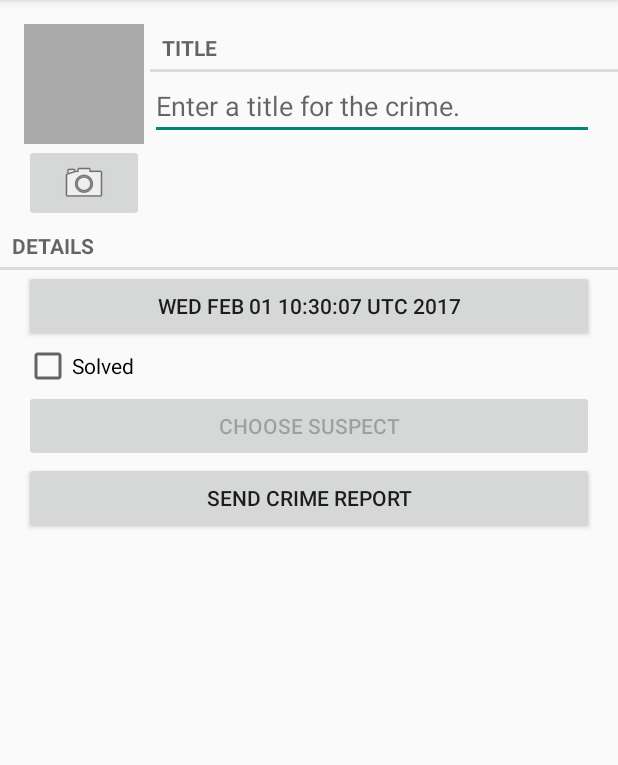
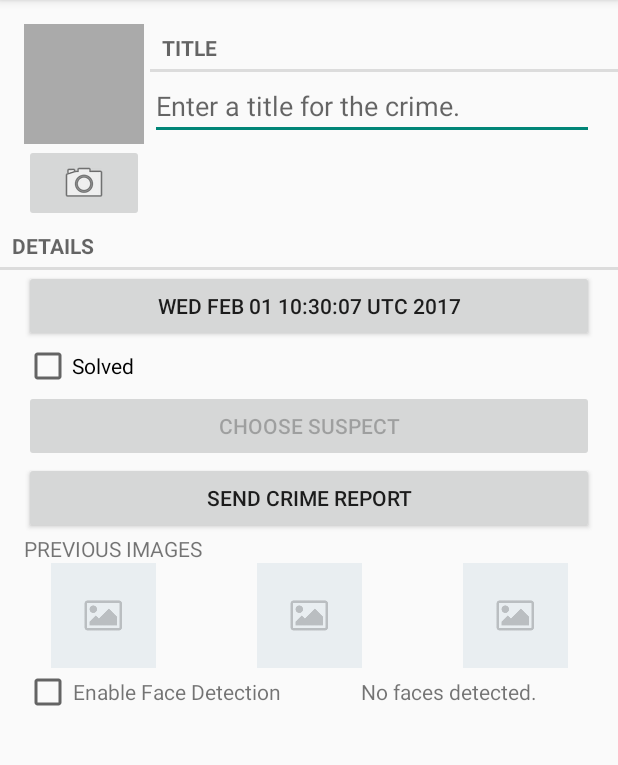
Before and after one commit to tillathahun/project2_CameraIntent, an Android app: the CrimeFragment screen opened directly, with no data from a screen before it, on a phone screen of 412 x 824 dp, the part 84-849 px from its top. Run offline under Robolectric (Android 15) with nearby library versions, the phone set to English and light mode, and no system bars.

Commit message:
added some strings and some fragment setup

```diff
--- a/CriminalIntent/app/src/main/res/layout/fragment_crime.xml
+++ b/CriminalIntent/app/src/main/res/layout/fragment_crime.xml
@@ -43,4 +43,78 @@
         android:text="@string/crime_report_text"
         />
 
+    <TextView
+        android:layout_width="wrap_content"
+        android:layout_height="wrap_content"
+        android:id="@+id/previous_images_textView"
+        android:text="@string/previous_images"
+        android:layout_marginLeft="@dimen/activity_vertical_margin"/>
+
+    <LinearLayout
+        android:layout_width="match_parent"
+        android:layout_height="wrap_content"
+        android:orientation="horizontal"
+        android:weightSum="3">
+
+        <ImageView
+            android:layout_width="0dp"
+            android:layout_height="70dp"
+            android:layout_weight="1"
+            android:id="@+id/crime_image2"
+            android:src="@drawable/placeholder"/>
+
+        <ImageView
+            android:layout_width="0dp"
+            android:layout_height="70dp"
+            android:layout_weight="1"
+            android:id="@+id/crime_image3"
+            android:src="@drawable/placeholder"/>
+
+        <ImageView
+            android:layout_width="0dp"
+            android:layout_height="70dp"
+            android:layout_weight="1"
+            android:id="@+id/imageView2"
+            android:src="@drawable/placeholder" />
+
+        <ImageView
+            android:layout_width="0dp"
+            android:layout_height="70dp"
+            android:layout_weight="1"
+            android:id="@+id/imageView"
+            android:src="@drawable/placeholder" />
+
+        <ImageView
+            android:layout_width="0dp"
+            android:layout_height="match_parent"
+            android:layout_weight="1"
+            android:id="@+id/crime_image4"
+            android:src="@drawable/placeholder"/>
+    </LinearLayout>
+
+    <LinearLayout
+        android:layout_width="match_parent"
+        android:layout_height="wrap_content">
+
+        <CheckBox
+            android:layout_width="wrap_content"
+            android:layout_height="wrap_content"
+            android:id="@+id/enableFace_checkBox"
+            android:layout_marginLeft="@dimen/activity_vertical_margin"
+            android:gravity="center|start" />
+
+        <TextView
+            android:layout_width="wrap_content"
+            android:layout_height="match_parent"
+            android:id="@+id/EnableFace_TextView"
+            android:text="@string/enable_face"
+            android:gravity="center" />
+
+        <TextView
+            android:layout_width="match_parent"
+            android:layout_height="match_parent"
+            android:text="@string/default_face"
+            android:gravity="center" />
+    </LinearLayout>
+
 </LinearLayout>
--- a/CriminalIntent/app/src/main/res/values/strings.xml
+++ b/CriminalIntent/app/src/main/res/values/strings.xml
@@ -23,4 +23,7 @@
     <string name="crime_report_suspect">the suspect is %s.</string>
     <string name="crime_report_subject">CriminalIntent Crime Report</string>
     <string name="send_report">Send crime report via</string>
+    <string name="enable_face">Enable Face Detection</string>
+    <string name="default_face">No faces detected.</string>
+    <string name="previous_images">PREVIOUS IMAGES</string>
 </resources>
```
Also changed, not shown: CriminalIntent/app/src/main/res/drawable/placeholder.png (added).
